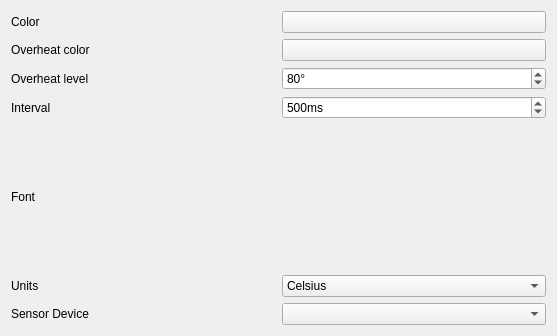
This is contents/ui/config.ui in alex-oleshkevich/simple-cpu-sensor as Qt 5 draws it before an edit. The edited form follows.
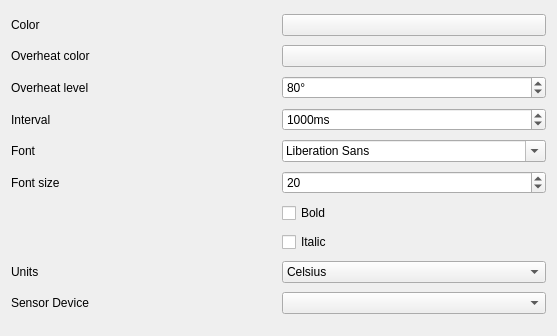
This is the edited form. Custom widgets are drawn as their Qt base class.

Commit message: added bold and italic styles to plasmoid.

What changed in the file:
```diff
--- a/contents/ui/config.ui
+++ b/contents/ui/config.ui
@@ -24,20 +24,72 @@
      </property>
     </widget>
    </item>
-   <item row="8" column="0">
-    <widget class="QLabel" name="label_4">
+   <item row="10" column="0">
+    <widget class="QLabel" name="label_2">
      <property name="text">
-      <string>Sensor Device</string>
+      <string>Units</string>
      </property>
     </widget>
    </item>
-   <item row="6" column="0">
-    <widget class="QLabel" name="font_label">
+   <item row="10" column="1">
+    <widget class="QComboBox" name="kcfg_units">
+     <item>
+      <property name="text">
+       <string>Celsius</string>
+      </property>
+     </item>
+     <item>
+      <property name="text">
+       <string>Fahrenheit</string>
+      </property>
+     </item>
+    </widget>
+   </item>
+   <item row="11" column="1">
+    <widget class="QComboBox" name="kcfg_sensor"/>
+   </item>
+   <item row="7" column="0">
+    <widget class="QLabel" name="label">
      <property name="text">
-      <string>Font</string>
+      <string>Font size</string>
      </property>
     </widget>
    </item>
+   <item row="1" column="1">
+    <widget class="KColorButton" name="kcfg_overheatColor">
+     <property name="toolTip">
+      <string>Alert color</string>
+     </property>
+     <property name="color">
+      <color>
+       <red>255</red>
+       <green>0</green>
+       <blue>0</blue>
+      </color>
+     </property>
+    </widget>
+   </item>
+   <item row="0" column="1">
+    <widget class="KColorButton" name="kcfg_normalColor">
+     <property name="color">
+      <color>
+       <red>255</red>
+       <green>255</green>
+       <blue>255</blue>
+      </color>
+     </property>
+     <property name="defaultColor">
+      <color>
+       <red>88</red>
+       <green>88</green>
+       <blue>88</blue>
+      </color>
+     </property>
+    </widget>
+   </item>
+   <item row="6" column="1">
+    <widget class="QFontComboBox" name="kcfg_font"/>
+   </item>
    <item row="2" column="0">
     <widget class="QLabel" name="label_3">
      <property name="text">
@@ -45,6 +97,13 @@
      </property>
     </widget>
    </item>
+   <item row="6" column="0">
+    <widget class="QLabel" name="font_label">
+     <property name="text">
+      <string>Font</string>
+     </property>
+    </widget>
+   </item>
    <item row="3" column="0">
     <widget class="QLabel" name="label_5">
      <property name="text">
@@ -52,7 +111,7 @@
      </property>
     </widget>
    </item>
-   <item row="3" column="2">
+   <item row="3" column="1">
     <widget class="QSpinBox" name="kcfg_interval">
      <property name="suffix">
       <string>ms</string>
@@ -64,14 +123,21 @@
       <number>10000</number>
      </property>
      <property name="singleStep">
-      <number>5</number>
+      <number>100</number>
      </property>
      <property name="value">
-      <number>500</number>
+      <number>1000</number>
      </property>
     </widget>
    </item>
-   <item row="2" column="2">
+   <item row="11" column="0">
+    <widget class="QLabel" name="label_4">
+     <property name="text">
+      <string>Sensor Device</string>
+     </property>
+    </widget>
+   </item>
+   <item row="2" column="1">
     <widget class="QSpinBox" name="kcfg_overheatLevel">
      <property name="toolTip">
       <string>Maximum temperature level before changing to alert color</string>
@@ -83,55 +149,13 @@
       <number>200</number>
      </property>
      <property name="singleStep">
-      <number>5</number>
+      <number>1</number>
      </property>
      <property name="value">
       <number>80</number>
      </property>
     </widget>
    </item>
-   <item row="8" column="2">
-    <widget class="QComboBox" name="kcfg_sensor"/>
-   </item>
-   <item row="7" column="0">
-    <widget class="QLabel" name="label_2">
-     <property name="text">
-      <string>Units</string>
-     </property>
-    </widget>
-   </item>
-   <item row="7" column="2">
-    <widget class="QComboBox" name="kcfg_units">
-     <item>
-      <property name="text">
-       <string>Celsius</string>
-      </property>
-     </item>
-     <item>
-      <property name="text">
-       <string>Fahrenheit</string>
-      </property>
-     </item>
-    </widget>
-   </item>
-   <item row="0" column="2">
-    <widget class="KColorButton" name="kcfg_normalColor">
-     <property name="color">
-      <color>
-       <red>255</red>
-       <green>255</green>
-       <blue>255</blue>
-      </color>
-     </property>
-     <property name="defaultColor">
-      <color>
-       <red>88</red>
-       <green>88</green>
-       <blue>88</blue>
-      </color>
-     </property>
-    </widget>
-   </item>
    <item row="1" column="0">
     <widget class="QLabel" name="label_8">
      <property name="text">
@@ -139,22 +163,32 @@
      </property>
     </widget>
    </item>
-   <item row="1" column="2">
-    <widget class="KColorButton" name="kcfg_overheatColor">
-     <property name="toolTip">
-      <string>Alert color</string>
+   <item row="7" column="1">
+    <widget class="QSpinBox" name="kcfg_fontSize">
+     <property name="suffix">
+      <string/>
      </property>
-     <property name="color">
-      <color>
-       <red>255</red>
-       <green>0</green>
-       <blue>0</blue>
-      </color>
+     <property name="minimum">
+      <number>10</number>
      </property>
+     <property name="value">
+      <number>20</number>
+     </property>
     </widget>
    </item>
-   <item row="6" column="2">
-    <widget class="KFontRequester" name="kcfg_font"/>
+   <item row="8" column="1">
+    <widget class="QCheckBox" name="kcfg_fontBold">
+     <property name="text">
+      <string>Bold</string>
+     </property>
+    </widget>
+   </item>
+   <item row="9" column="1">
+    <widget class="QCheckBox" name="kcfg_fontItalic">
+     <property name="text">
+      <string>Italic</string>
+     </property>
+    </widget>
    </item>
   </layout>
  </widget>
@@ -164,11 +198,6 @@
    <extends>QPushButton</extends>
    <header>kcolorbutton.h</header>
   </customwidget>
-  <customwidget>
-   <class>KFontRequester</class>
-   <extends>QWidget</extends>
-   <header>kfontrequester.h</header>
-  </customwidget>
  </customwidgets>
  <resources/>
  <connections/>
```
The commit also changes 3 other files.
